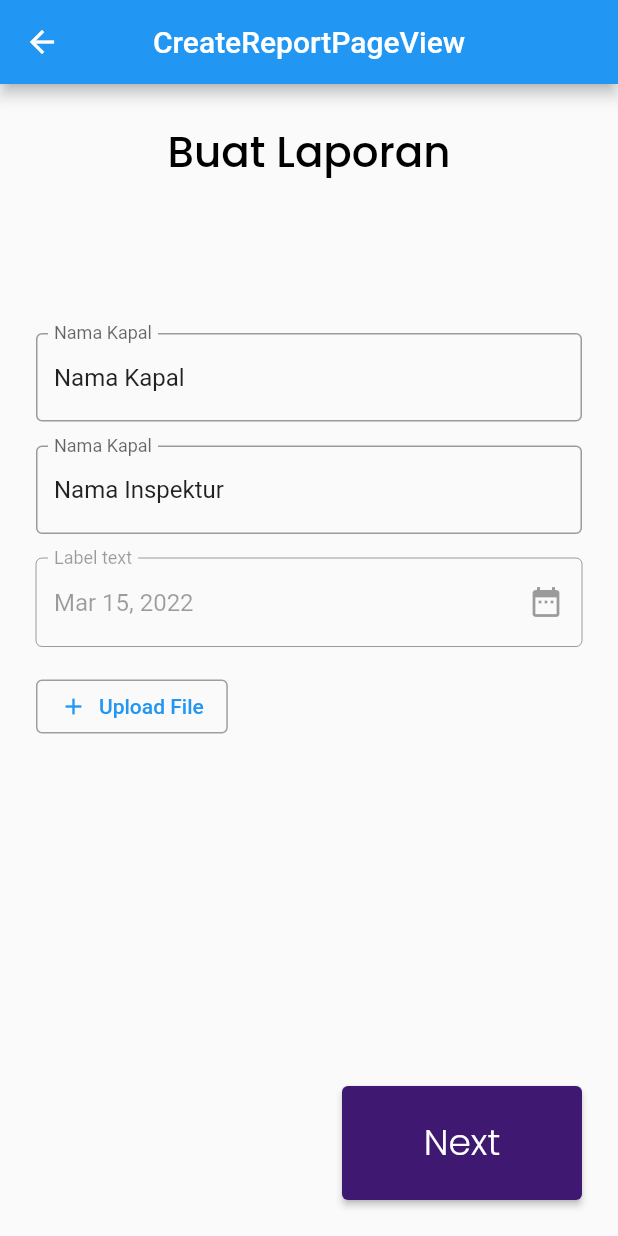
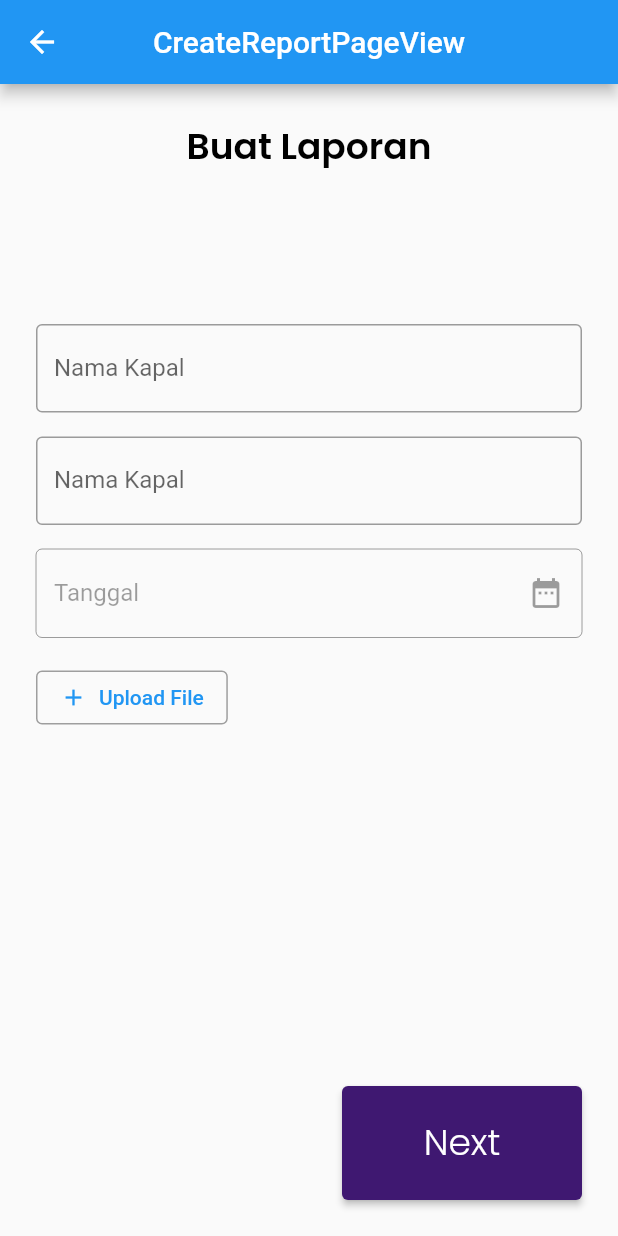
Before and after one commit to erzajuan/ShipCertification, a Flutter app: the screen it shows after launch, after a tap on the "add" icon, on a phone screen of 412 x 824 dp. Run offline on Flutter 3.47's test engine with Material 2 defaults, Android fonts, the phone set to English and light mode, and no system bars; our stand-ins replace get, google_fonts; missing offline and left inert: firebase_core_web; accounts and stored records are empty.

Commit message:
Added: create_report_page controller

```diff
--- a/lib/app/modules/create_report_page/controllers/create_report_page_controller.dart
+++ b/lib/app/modules/create_report_page/controllers/create_report_page_controller.dart
@@ -1,11 +1,17 @@
+import 'package:flutter/material.dart';
 import 'package:get/get.dart';
 
 class CreateReportPageController extends GetxController {
-  //TODO: Implement CreateReportPageController
+  TextEditingController namaKapalController = TextEditingController();
+  TextEditingController namaInspekturController = TextEditingController();
+  TextEditingController tanggalController = TextEditingController();
 
   final count = 0.obs;
   @override
   void onInit() {
+    namaKapalController;
+    namaInspekturController;
+    tanggalController;
     super.onInit();
   }
 
@@ -15,6 +21,11 @@ class CreateReportPageController extends GetxController {
   }
 
   @override
-  void onClose() {}
+  void onClose() {
+    namaKapalController.dispose();
+    namaInspekturController.dispose();
+    tanggalController.dispose();
+  }
+
   void increment() => count.value++;
 }
--- a/lib/app/modules/create_report_page/views/create_report_page_view.dart
+++ b/lib/app/modules/create_report_page/views/create_report_page_view.dart
@@ -23,13 +23,14 @@ class CreateReportPageView extends GetView<CreateReportPageController> {
             Center(
               child: Text(
                 'Buat Laporan',
-                style: title1,
+                style: header1,
               ),
             ),
             SizedBox(
               height: 100,
             ),
             TextFormField(
+              controller: controller.namaKapalController,
               initialValue: 'Nama Kapal',
               decoration: InputDecoration(
                 labelText: 'Nama Kapal',
@@ -40,6 +41,7 @@ class CreateReportPageView extends GetView<CreateReportPageController> {
               height: 16,
             ),
             TextFormField(
+              controller: controller.namaInspekturController,
               initialValue: 'Nama Inspektur',
               decoration: InputDecoration(
                 labelText: 'Nama Kapal',
@@ -50,9 +52,10 @@ class CreateReportPageView extends GetView<CreateReportPageController> {
               height: 16,
             ),
             TextFormField(
+              controller: controller.tanggalController,
               initialValue: DateFormat.yMMMd().format(DateTime.now()),
               decoration: InputDecoration(
-                labelText: 'Label text',
+                labelText: 'Tanggal',
                 border: OutlineInputBorder(),
                 suffixIcon: Icon(Icons.date_range),
               ),
--- a/lib/app/modules/home/views/home_view.dart
+++ b/lib/app/modules/home/views/home_view.dart
@@ -25,11 +25,11 @@ class HomeView extends GetView<HomeController> {
               child: RichText(
                 text: TextSpan(
                   text: 'Selamat datang, ',
-                  style: title1,
+                  style: header1,
                   children: [
                     TextSpan(
                         text: '$_user',
-                        style: title1.copyWith(color: primaryColor))
+                        style: header1.copyWith(color: primaryColor))
                   ],
                 ),
               ),
--- a/lib/app/widgets/report_history_card.dart
+++ b/lib/app/widgets/report_history_card.dart
@@ -22,7 +22,7 @@ class ReportHistoryCard extends StatelessWidget {
           children: [
             Text(
               text,
-              style: titleCard1,
+              style: normal,
             ),
             Row(
               children: [
```
Also changed, not shown: lib/app/modules/list_form_certificate_page/views/list_form_certificate_page_view.dart (+12 -8 lines), lib/app/utils/theme.dart (+62 -9 lines).
